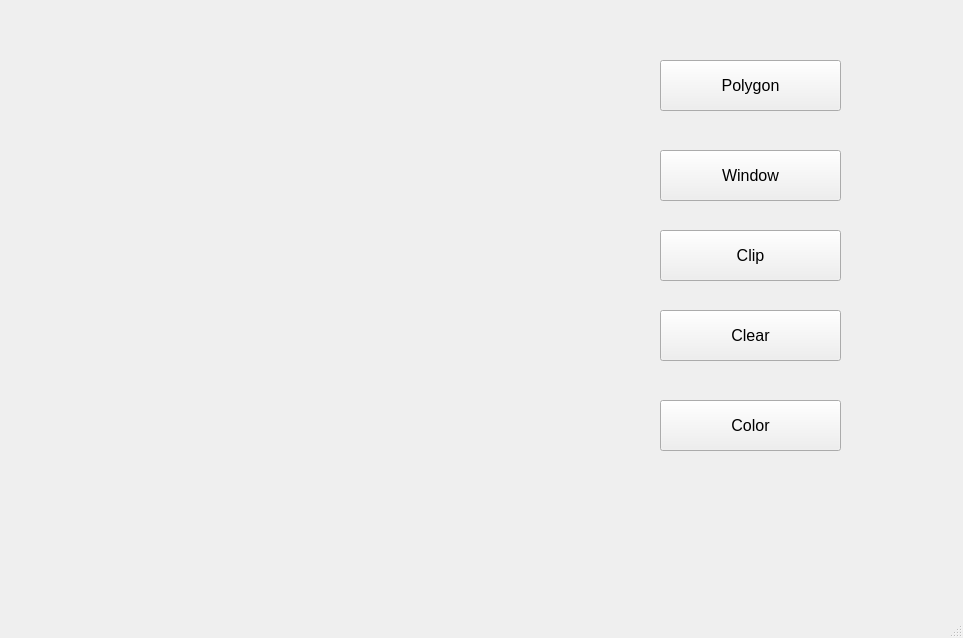
First picture: the form in OOP_CG_Lab/Assignment5/mainwindow.ui, repository RohanDoshi21/SE_PICT_SEM3, before the edit.
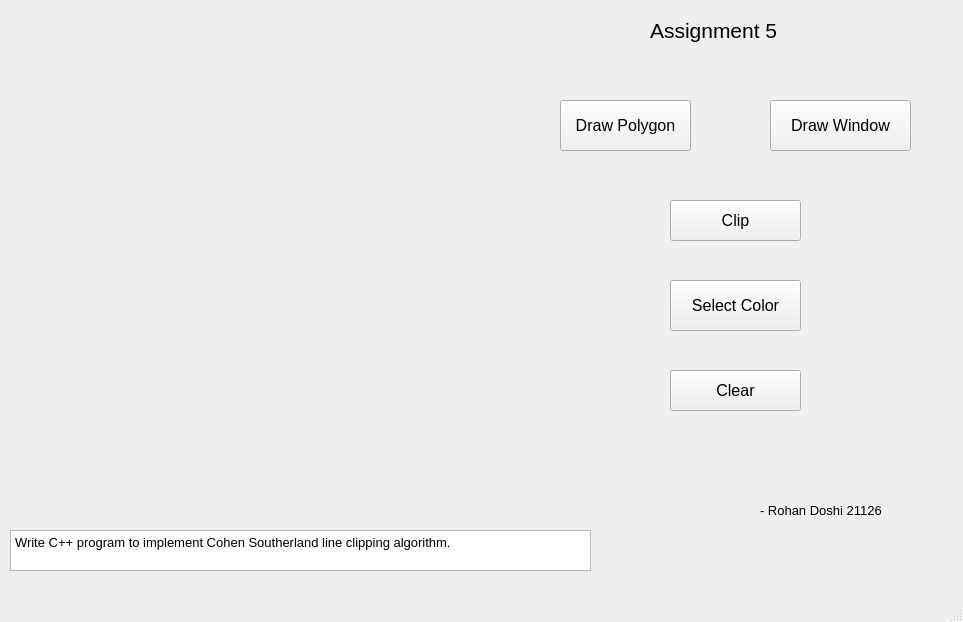
Second picture: the form after the edit.

What changed in the file:
```diff
--- a/OOP_CG_Lab/Assignment5/mainwindow.ui
+++ b/OOP_CG_Lab/Assignment5/mainwindow.ui
@@ -7,7 +7,7 @@
     <x>0</x>
     <y>0</y>
     <width>963</width>
-    <height>638</height>
+    <height>622</height>
    </rect>
   </property>
   <property name="windowTitle">
@@ -30,9 +30,9 @@
    <widget class="QPushButton" name="pushButton">
     <property name="geometry">
      <rect>
-      <x>660</x>
-      <y>60</y>
-      <width>181</width>
+      <x>560</x>
+      <y>100</y>
+      <width>131</width>
       <height>51</height>
      </rect>
     </property>
@@ -42,15 +42,15 @@
      </font>
     </property>
     <property name="text">
-     <string>Polygon</string>
+     <string>Draw Polygon</string>
     </property>
    </widget>
    <widget class="QPushButton" name="pushButton_2">
     <property name="geometry">
      <rect>
-      <x>660</x>
-      <y>150</y>
-      <width>181</width>
+      <x>770</x>
+      <y>100</y>
+      <width>141</width>
       <height>51</height>
      </rect>
     </property>
@@ -60,16 +60,16 @@
      </font>
     </property>
     <property name="text">
-     <string>Window</string>
+     <string>Draw Window</string>
     </property>
    </widget>
    <widget class="QPushButton" name="pushButton_3">
     <property name="geometry">
      <rect>
-      <x>660</x>
-      <y>230</y>
-      <width>181</width>
-      <height>51</height>
+      <x>670</x>
+      <y>200</y>
+      <width>131</width>
+      <height>41</height>
      </rect>
     </property>
     <property name="font">
@@ -84,10 +84,10 @@
    <widget class="QPushButton" name="pushButton_4">
     <property name="geometry">
      <rect>
-      <x>660</x>
-      <y>310</y>
-      <width>181</width>
-      <height>51</height>
+      <x>670</x>
+      <y>370</y>
+      <width>131</width>
+      <height>41</height>
      </rect>
     </property>
     <property name="font">
@@ -102,9 +102,9 @@
    <widget class="QPushButton" name="pushButton_5">
     <property name="geometry">
      <rect>
-      <x>660</x>
-      <y>400</y>
-      <width>181</width>
+      <x>670</x>
+      <y>280</y>
+      <width>131</width>
       <height>51</height>
      </rect>
     </property>
@@ -114,7 +114,60 @@
      </font>
     </property>
     <property name="text">
-     <string>Color</string>
+     <string>Select Color</string>
+    </property>
+   </widget>
+   <widget class="QLabel" name="label_2">
+    <property name="geometry">
+     <rect>
+      <x>650</x>
+      <y>10</y>
+      <width>161</width>
+      <height>41</height>
+     </rect>
+    </property>
+    <property name="font">
+     <font>
+      <pointsize>16</pointsize>
+     </font>
+    </property>
+    <property name="text">
+     <string>Assignment 5</string>
+    </property>
+   </widget>
+   <widget class="QLabel" name="label_3">
+    <property name="geometry">
+     <rect>
+      <x>760</x>
+      <y>490</y>
+      <width>161</width>
+      <height>41</height>
+     </rect>
+    </property>
+    <property name="font">
+     <font>
+      <pointsize>10</pointsize>
+     </font>
+    </property>
+    <property name="text">
+     <string>- Rohan Doshi 21126</string>
+    </property>
+   </widget>
+   <widget class="QTextBrowser" name="textBrowser">
+    <property name="geometry">
+     <rect>
+      <x>10</x>
+      <y>530</y>
+      <width>581</width>
+      <height>41</height>
+     </rect>
+    </property>
+    <property name="html">
+     <string>&lt;!DOCTYPE HTML PUBLIC &quot;-//W3C//DTD HTML 4.0//EN&quot; &quot;http://www.w3.org/TR/REC-html40/strict.dtd&quot;&gt;
+&lt;html&gt;&lt;head&gt;&lt;meta name=&quot;qrichtext&quot; content=&quot;1&quot; /&gt;&lt;style type=&quot;text/css&quot;&gt;
+p, li { white-space: pre-wrap; }
+&lt;/style&gt;&lt;/head&gt;&lt;body style=&quot; font-family:'MS Shell Dlg 2'; font-size:7.8pt; font-weight:400; font-style:normal;&quot;&gt;
+&lt;p style=&quot; margin-top:0px; margin-bottom:0px; margin-left:0px; margin-right:0px; -qt-block-indent:0; text-indent:0px;&quot;&gt;&lt;span style=&quot; font-size:10pt;&quot;&gt;Write C++ program to implement Cohen Southerland line clipping algorithm.&lt;/span&gt;&lt;/p&gt;&lt;/body&gt;&lt;/html&gt;</string>
     </property>
    </widget>
   </widget>
```
Left out of the diff: 10 changed lines with no effect on the pictures.
